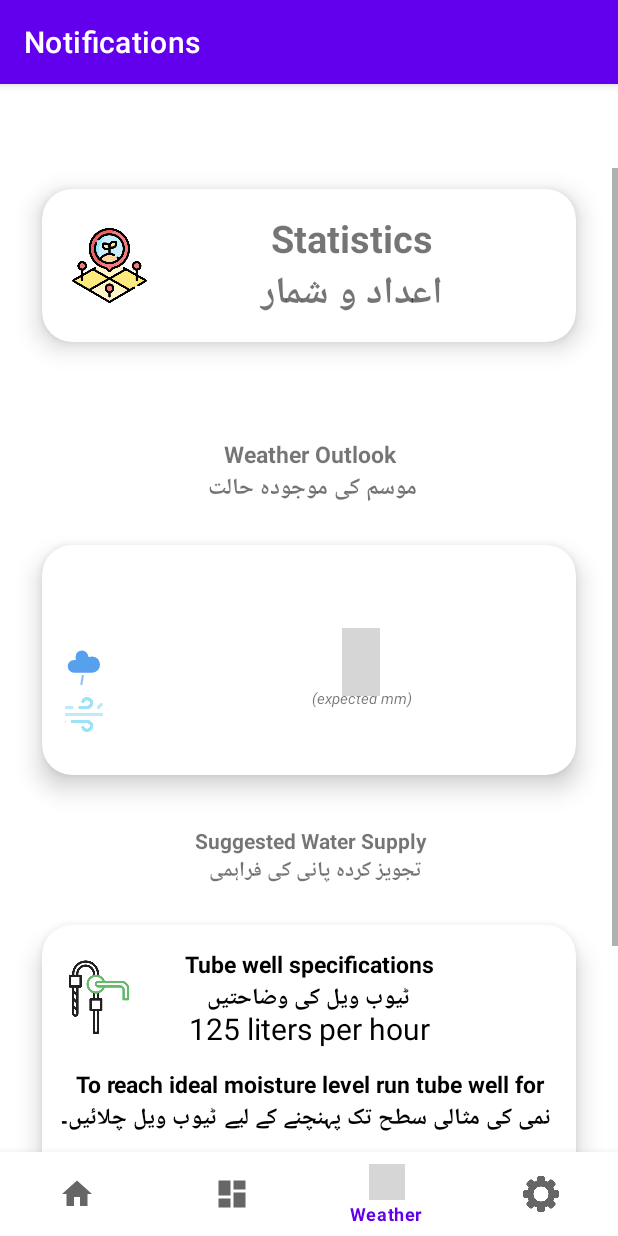
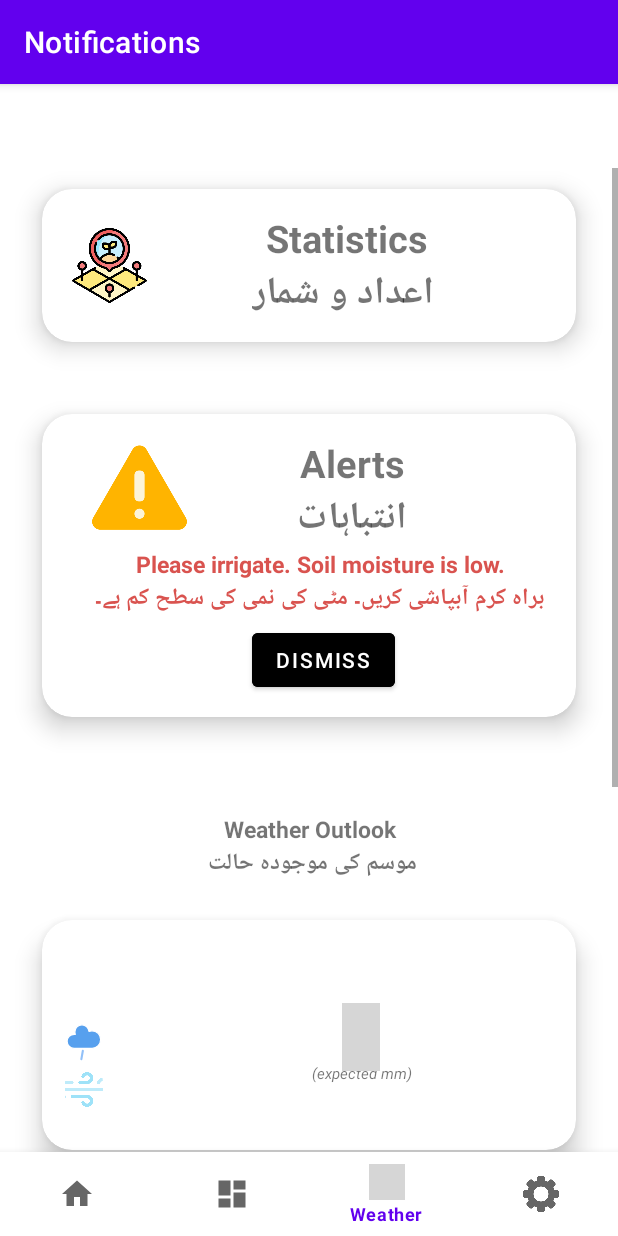
Before and after one commit to rauf-bhatti/agri-help, an Android app: the NotificationsFragment screen opened through its navigation route, on a phone screen of 412 x 824 dp. Run offline under Robolectric (Android 15) with nearby library versions, the light colour scheme and no system bars; our stand-ins replace navigation-ui; network calls fail; grey boxes are pictures that could not be loaded.

Commit message:
Changes v0.3

```diff
--- a/app/src/main/java/com/example/agri_help/database/PlantationMetricsDAO.java
+++ b/app/src/main/java/com/example/agri_help/database/PlantationMetricsDAO.java
@@ -60,7 +60,7 @@ public class PlantationMetricsDAO implements IPlantationMetricsDAO {
         cv.put("avg_rainfall_week", p_Metrics.getAvgRainfallInWeek());
         cv.put("avg_soil_moisture", p_Metrics.getCurrentSoilMoisture());
         cv.put("optimum_soil_moisture", p_Metrics.getOptimumSoilMoisture());
-        cv.put("area", p_Metrics.getOptimumSoilMoisture());
+        cv.put("area", p_Metrics.getArea());
         cv.put("pump_spec", p_Metrics.getPumpSpec());
         cv.put("longitude", p_Metrics.getLongitude());
         cv.put("latitude", p_Metrics.getLatitude());
--- a/app/src/main/java/com/example/agri_help/models/PlantationMetrics.java
+++ b/app/src/main/java/com/example/agri_help/models/PlantationMetrics.java
@@ -62,7 +62,7 @@ public class PlantationMetrics {
     }
 
     public void setArea(float area) {
-        Area = area;
+        this.Area = area;
     }
 
     public void setPlantationID(String plantationID) {
--- a/app/src/main/java/com/example/agri_help/ui/notifications/NotificationsFragment.java
+++ b/app/src/main/java/com/example/agri_help/ui/notifications/NotificationsFragment.java
@@ -11,9 +11,12 @@ import android.os.Handler;
 import android.view.LayoutInflater;
 import android.view.View;
 import android.view.ViewGroup;
+import android.widget.Button;
+import android.widget.RelativeLayout;
 import android.widget.TextView;
 import com.example.agri_help.R;
 import androidx.annotation.NonNull;
+import androidx.cardview.widget.CardView;
 import androidx.core.content.ContextCompat;
 import androidx.core.content.res.ResourcesCompat;
 import androidx.fragment.app.Fragment;
@@ -41,6 +44,11 @@ public class NotificationsFragment extends Fragment {
     TextView soilMoisture;
     PlantationMetrics pMetric;
     PlantationMetricController controller = new PlantationMetricController();
+    CardView alertCard;
+    Button alertCardDismissBtn;
+    TextView weatherTitle;
+    TextView waterReq;
+    TextView pumpSpec;
 
     private LocationManager locationManager;
     private LocationListener locationListener;
@@ -58,6 +66,22 @@ public class NotificationsFragment extends Fragment {
         expectedRainFall = binding.expectedRainSum;
         weatherIcon = binding.weatherIcon;
         soilMoisture = binding.soilMoistureAvg;
+        alertCard= binding.alertCard;
+        weatherTitle = binding.weatherTitle;
+        alertCardDismissBtn = binding.dismissBtn;
+        waterReq = binding.waterReq;
+        pumpSpec = binding.specificationField;
+
+        alertCardDismissBtn.setOnClickListener(new View.OnClickListener() {
+            @Override
+            public void onClick(View v) {
+                alertCard.setVisibility(View.INVISIBLE);
+                RelativeLayout.LayoutParams layoutParams = (RelativeLayout.LayoutParams) weatherTitle.getLayoutParams();
+                layoutParams.removeRule(RelativeLayout.BELOW);
+                layoutParams.addRule(RelativeLayout.BELOW, binding.titleCard.getId());
+            }
+        });
+
 
         //Handler new_handler = new Handler();
         Thread init_thread = new Thread(new Runnable() {
@@ -79,7 +103,7 @@ public class NotificationsFragment extends Fragment {
         Thread thread = new Thread(new Runnable() {
             @Override
             public void run() {
-                String url = "https://api.open-meteo.com/v1/forecast?latitude=31.5204&longitude=74.3587&current_weather=true&daily=rain_sum,precipitation_probability_mean&timezone=GMT&hourly=precipitation_probability,soil_moisture_9_27cm,cloudcover";
+                String url = "https://api.open-meteo.com/v1/forecast?latitude=31.5204&longitude=74.3587&current_weather=true&daily=rain_sum,precipitation_probability_mean&timezone=GMT&hourly=precipitation_probability,rain,showers,soil_moisture_9_27cm,cloudcover";
                 Querier weatherQuery = new Querier(url);
                 try {
                     String response = weatherQuery.ExecuteQueryAndReturnResponse();
@@ -93,7 +117,7 @@ public class NotificationsFragment extends Fragment {
                     handler.post(new Runnable() {
                         @Override
                         public void run() {
-                            System.out.println(currentTemp);
+                            //System.out.println(currentTemp);
                             System.out.println(hourlyUnits);
                             String temp = String.valueOf(Math.ceil(Float.parseFloat(currentTemp))) + " C";
                             try {
@@ -101,11 +125,19 @@ public class NotificationsFragment extends Fragment {
                                 JSONArray hourlyUnits_PrecipitationProb = hourlyUnits.getJSONArray("precipitation_probability");
                                 JSONArray hourlyUnits_SoilMoisture = hourlyUnits.getJSONArray("soil_moisture_9_27cm");
                                 JSONArray hourlyUnits_cloudcover = hourlyUnits.getJSONArray("cloudcover");
+                                JSONArray hourlyUnits_showers = hourlyUnits.getJSONArray("showers");
+                                JSONArray hourlyUnits_rain = hourlyUnits.getJSONArray("rain");
+
 
                                 JSONArray dailyUnits_dates = dailyUnits.getJSONArray("time");
                                 JSONArray dailyUnits_rainSum = dailyUnits.getJSONArray("rain_sum");
-                                float sm_ret = Processor.getAverageOfJSONArrayByTime(hourlyUnits_time, hourlyUnits_cloudcover, "T.*");
+
+                                float sm_ret = Processor.getAverageOfJSONArrayByTime(hourlyUnits_time, hourlyUnits_SoilMoisture, "T.*");
                                 float cloudyPerc = Processor.getAverageOfJSONArrayByTime(hourlyUnits_time, hourlyUnits_cloudcover, "T.*");
+                                double sm_temp = sm_ret * 22.5 * 0.01*1000;
+                                float timeNeeded = Processor.GetTimeNeededForWaterPump(Float.parseFloat(String.valueOf(sm_temp)), 5.0f, 5.0f, hourlyUnits_rain, hourlyUnits_showers);
+                                System.out.println("SOUT:" + timeNeeded);
+
                                 if (cloudyPerc >= 50){
                                     Drawable drawable = ContextCompat.getDrawable(requireContext(), com.example.agri_help.R.drawable.cloudy_day);
                                     weatherIcon.setImageDrawable(drawable);
@@ -122,12 +154,21 @@ public class NotificationsFragment extends Fragment {
                                 expectedRainFall.setText(String.valueOf(Processor.getAverageOfJSONArrayByTime(dailyUnits_dates, dailyUnits_rainSum, "")) + " mm");
                                 wind.setText(windSpeed+" km/h");
                                 soilMoisture.setTextColor(Color.RED);
+                                sm_ret = sm_ret * 10;
                                 if (sm_ret >= 20 && sm_ret <= 60) {
                                     soilMoisture.setTextColor(Color.GREEN);
+                                    alertCard.setVisibility(View.INVISIBLE);
+                                    RelativeLayout relativeLayout = binding.infoLayout;
+                                    RelativeLayout.LayoutParams layoutParams = (RelativeLayout.LayoutParams) weatherTitle.getLayoutParams();
+                                    layoutParams.removeRule(RelativeLayout.BELOW);
+                                    layoutParams.addRule(RelativeLayout.BELOW, weatherTitle.getId());
                                 }
+
+                                waterReq.setText(String.valueOf(timeNeeded) + " hours.");
+                                pumpSpec.setText(String.valueOf(pMetric.getPumpSpec()) + " gallons per hour");
                                 soilMoisture.setText(String.valueOf(sm_ret));
                                 temperature.setText(temp);
-
+                                UpdateMetrics(pMetric);
                             } catch (Exception e){
                                 e.printStackTrace();
                             }
@@ -139,7 +180,15 @@ public class NotificationsFragment extends Fragment {
             }
         });
         thread.start();
+
         return root;
+    }
+
+    public void UpdateMetrics (PlantationMetrics metric){
+        metric.setAvgWeather((Float.parseFloat(temperature.getText().toString().replace(" C", "")) + metric.getAvgWeather())/2);
+        metric.setAvgRainfallInWeek((Float.parseFloat(expectedRainFall.getText().toString().replace(" mm",""))+metric.getAvgRainfallInWeek())/2);
+        metric.setCurrentSoilMoisture((Float.parseFloat(soilMoisture.getText().toString()) + metric.getCurrentSoilMoisture())/2);
+        controller.UpdateMetricForPlantation(metric);
     }
 
 
--- a/app/src/main/res/layout/fragment_notifications.xml
+++ b/app/src/main/res/layout/fragment_notifications.xml
@@ -7,6 +7,7 @@
     android:layout_height="wrap_content"
     android:layout_width="wrap_content">
 <RelativeLayout
+    android:id="@+id/infoLayout"
     android:layout_width="match_parent"
     android:layout_height="match_parent">
 
@@ -37,20 +38,77 @@
             android:layout_height="wrap_content"
             android:layout_marginLeft="140dp"
             android:layout_marginTop="15dp"
-            android:text="Statistics\n اعداد و شمار
-"
+            android:text="Statistics\n اعداد و شمار"
             android:textAlignment="center"
             android:textSize="25dp"
             android:textStyle="bold" />
     </androidx.cardview.widget.CardView>
 
+    <androidx.cardview.widget.CardView
+        android:id="@+id/alertCard"
+        android:layout_below="@+id/titleCard"
+        android:layout_width="401dp"
+        android:layout_height="250dp"
+        android:layout_marginStart="10dp"
+        android:layout_marginTop="-10dp"
+        android:layout_marginEnd="10dp"
+        android:layout_marginBottom="10dp"
+        app:cardBackgroundColor="@color/white"
+        app:cardCornerRadius="20dp"
+        app:cardElevation="10dp"
+        app:cardMaxElevation="12dp"
+        app:cardPreventCornerOverlap="true"
+        app:cardUseCompatPadding="true"
+        android:visibility="visible"
+        >
+
+        <ImageView
+            android:layout_width="90dp"
+            android:layout_height="100dp"
+            android:layout_marginLeft="20dp"
+            android:src="@drawable/caution" />
+
+        <TextView
+            android:id="@+id/alertTitle"
+            android:layout_width="wrap_content"
+            android:layout_height="wrap_content"
+            android:layout_marginLeft="140dp"
+            android:layout_marginTop="15dp"
+            android:text="Alerts\n     انتباہات     "
+            android:textAlignment="center"
+            android:textSize="25dp"
+            android:textStyle="bold"
+            />
+        <TextView
+            android:id="@+id/alertsText"
+            android:layout_width="wrap_content"
+            android:layout_height="wrap_content"
+            android:layout_marginLeft="35dp"
+            android:layout_marginTop="89dp"
+            android:textAlignment="center"
+            android:text="Please irrigate. Soil moisture is low. \n براہ کرم آبپاشی کریں۔ مٹی کی نمی کی سطح کم ہے۔"
+            android:textSize="15dp"
+            android:textColor="@color/red"
+            android:textStyle="bold"
+            />
+        <Button
+            android:id="@+id/dismissBtn"
+            android:backgroundTint="@color/black"
+            android:layout_width="wrap_content"
+            android:layout_height="wrap_content"
+            android:layout_marginLeft="140dp"
+            android:layout_marginTop="140dp"
+            android:textColor="@color/white"
+            android:text="Dismiss"
+        />
+    </androidx.cardview.widget.CardView>
 
     <TextView
         android:id="@+id/weather_title"
         android:layout_width="match_parent"
         android:layout_height="wrap_content"
         android:text="Weather Outlook\nموسم کی موجودہ حالت
-"       android:layout_below="@+id/titleCard"
+"       android:layout_below="@+id/alertCard"
         android:layout_marginTop="30dp"
         android:textStyle="bold"
         android:textSize="15dp"
@@ -265,7 +323,7 @@
             android:id="@+id/specificationField"
             android:layout_width="match_parent"
             android:layout_height="wrap_content"
-            android:text="125 liters per hour"
+            android:text="125"
             android:textColor="@color/black"
             android:visibility="visible"
             android:translationZ="90dp"
@@ -287,7 +345,7 @@
             android:textSize="15dp"
             />
         <TextView
-            android:id="@+id/idealField"
+            android:id="@+id/waterReq"
             android:layout_width="match_parent"
             android:layout_height="wrap_content"
             android:text="2 hours"
@@ -365,7 +423,7 @@
             android:layout_height="wrap_content"
             android:layout_marginStart="105dp"
             android:layout_marginTop="15dp"
-            android:text="Avg (Weekly)\nاوسط (ہفتہ وار)
+            android:text="Avg (Hourly)\nاوسط (فی گھنٹہ)
 "
             android:textColor="@color/black"
             android:textStyle="bold"
--- a/app/src/main/res/layout/fragment_settings.xml
+++ b/app/src/main/res/layout/fragment_settings.xml
@@ -91,7 +91,6 @@
                 android:layout_height="40dp"
                 android:layout_marginTop="125dp"
                 android:layout_marginLeft="40dp"
-                android:text=""
                 android:textSize="15dp"
                 android:textAlignment="center"
             />
```
Also changed, not shown: app/src/main/java/com/example/agri_help/controllers/PlantationMetricController.java (+8 -0 lines), app/src/main/java/com/example/agri_help/props/Processor.java (+24 -0 lines), app/src/main/java/com/example/agri_help/ui/settings/SettingsFragment.java (+10 -0 lines), app/src/main/res/drawable/caution.png (added).
